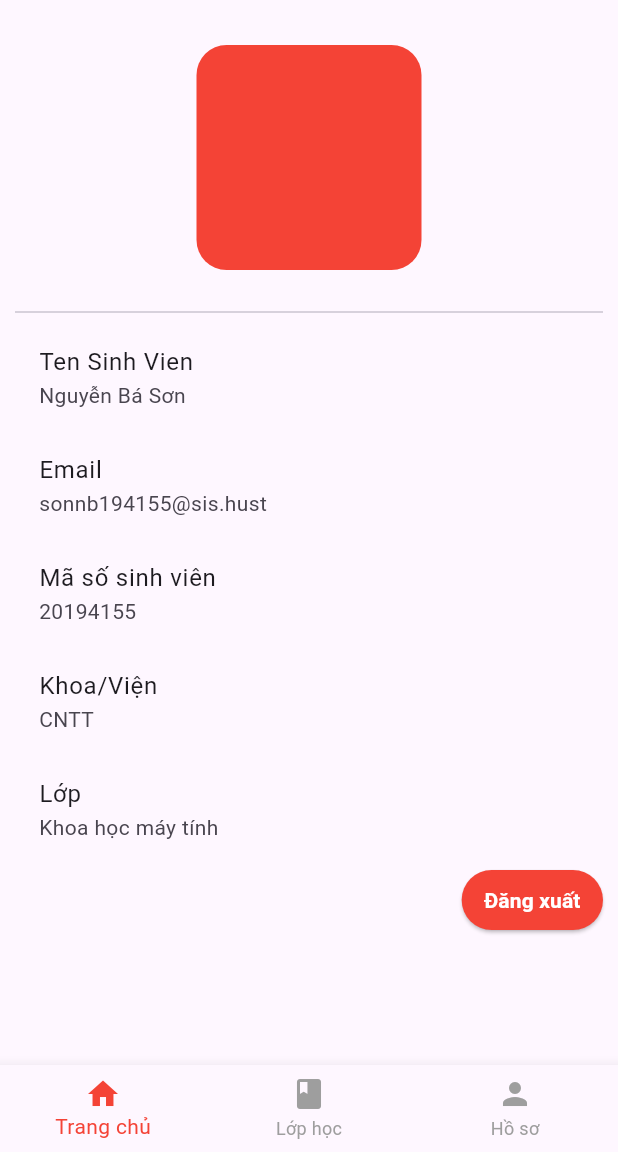
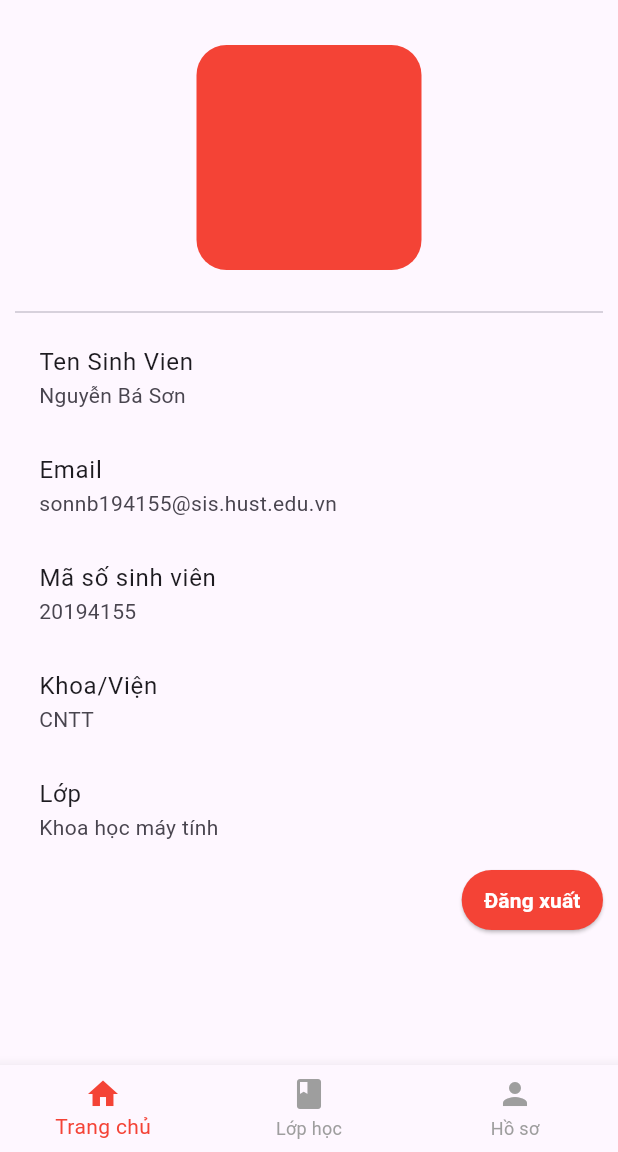
Before and after one commit to sonken21/PJ3_ehust, a Flutter app: the ProfileScreen screen opened by its route, on a phone screen of 412 x 824 dp, the part 84-1236 px from its top. Run offline on Flutter 3.47's test engine with Material 3 defaults, Android fonts, the phone set to English and light mode, and no system bars.

Commit message:
update screen

```diff
--- a/lib/screens/profile_screen.dart
+++ b/lib/screens/profile_screen.dart
@@ -30,7 +30,7 @@ class ProfileScreen extends StatelessWidget {
           ),
           ListTile(
             title: Text('Email', textAlign: TextAlign.start),
-            subtitle: Text('sonnb194155@sis.hust', textAlign: TextAlign.start),
+            subtitle: Text('sonnb194155@sis.hust.edu.vn', textAlign: TextAlign.start),
           ),
           ListTile(
             title: Text('Mã số sinh viên', textAlign: TextAlign.start),
```
